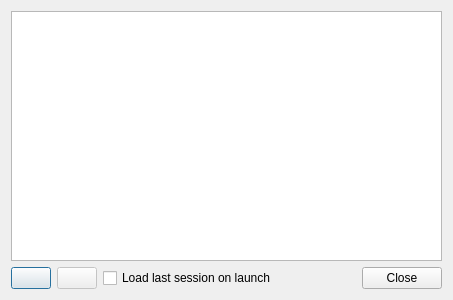
First picture: the form in src/misc/sessiondialog.ui, repository Tasssadar/Lorris, before the edit.
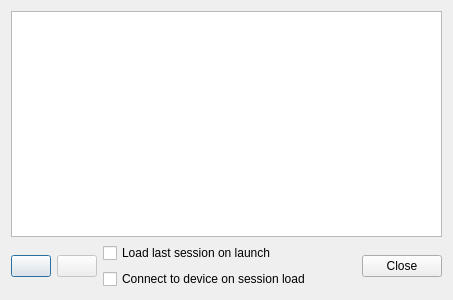
Second picture: the form after the edit. Icons and pictures are not drawn.

Commit message: [454] Save connection info to session

The edit to the form file:
```diff
--- a/src/misc/sessiondialog.ui
+++ b/src/misc/sessiondialog.ui
@@ -13,7 +13,7 @@
   <property name="windowTitle">
    <string>Session manager</string>
   </property>
-  <layout class="QVBoxLayout" name="verticalLayout">
+  <layout class="QVBoxLayout" name="verticalLayout_2">
    <item>
     <widget class="QListWidget" name="sessionList">
      <property name="editTriggers">
@@ -40,8 +40,8 @@
        </property>
        <property name="iconSize">
         <size>
-         <width>32</width>
-         <height>32</height>
+         <width>24</width>
+         <height>24</height>
         </size>
        </property>
       </widget>
@@ -63,18 +63,29 @@
        </property>
        <property name="iconSize">
         <size>
-         <width>32</width>
-         <height>32</height>
+         <width>24</width>
+         <height>24</height>
         </size>
        </property>
       </widget>
      </item>
+     <item>
+      <layout class="QVBoxLayout" name="verticalLayout">
      <item>
       <widget class="QCheckBox" name="loadLastBox">
        <property name="text">
         <string>Load last session on launch</string>
        </property>
       </widget>
+       </item>
+       <item>
+        <widget class="QCheckBox" name="autoConnBox">
+         <property name="text">
+          <string>Connect to device on session load</string>
+         </property>
+        </widget>
+       </item>
+      </layout>
      </item>
      <item>
       <widget class="QDialogButtonBox" name="buttonBox">
```
Lines whose indentation alone changed are shown as unchanged. The commit also changes 10 other files.
